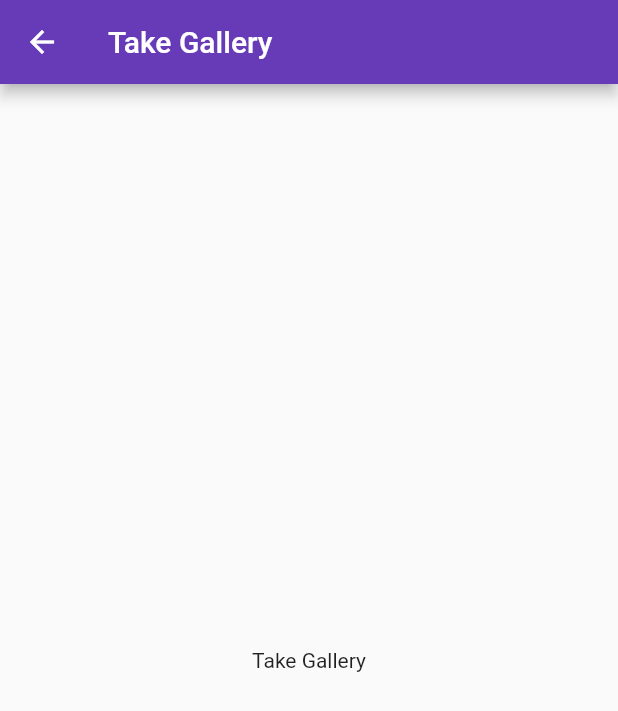
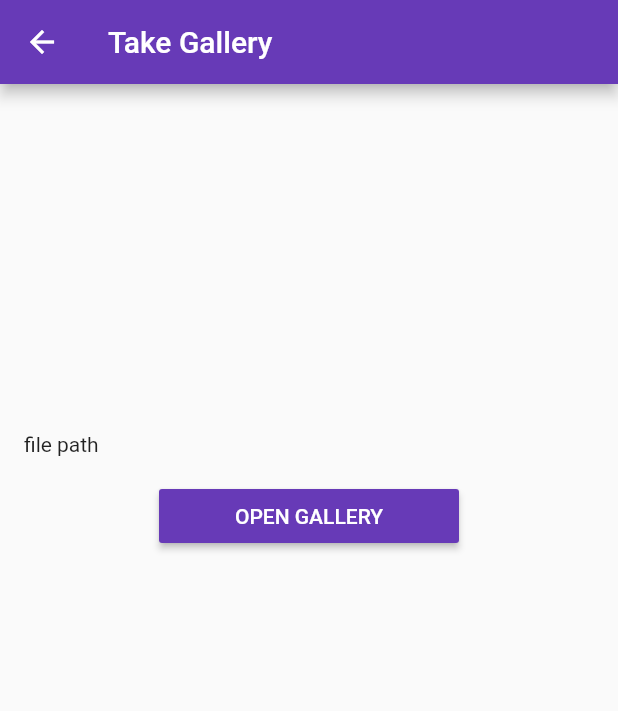
Before and after one commit to yoesuv/Flutter-Picker-Permission, a Flutter app: the TakeGalleryScreen screen opened by its route, on a phone screen of 412 x 824 dp. Shown: the top 711 px of the screen. Run offline on Flutter 3.47's test engine with Material 2 defaults, Android fonts, the phone set to English and light mode, and no system bars; our stand-ins replace equatable, flutter_bloc.

Commit message:
:art: ui take gallery

```diff
--- a/lib/src/module/gallery/bloc/take_gallery_bloc.dart
+++ b/lib/src/module/gallery/bloc/take_gallery_bloc.dart
@@ -3,5 +3,14 @@ import 'package:flutter_picker/src/module/gallery/event/take_gallery_event.dart'
 import 'package:flutter_picker/src/module/gallery/state/take_gallery_state.dart';
 
 class TakeGalleryBloc extends Bloc<TakeGalleryEvent, TakeGalleryState> {
-  TakeGalleryBloc() : super(const TakeGalleryState());
+  TakeGalleryBloc() : super(const TakeGalleryState()) {
+    on<TakeGalleryOpenEvent>(_openGallery);
+  }
+
+  void _openGallery(
+    TakeGalleryOpenEvent event,
+    Emitter<TakeGalleryState> emit,
+  ) {
+    print('TakeGalleryBloc # open gallery');
+  }
 }
--- a/lib/src/module/gallery/event/take_gallery_event.dart
+++ b/lib/src/module/gallery/event/take_gallery_event.dart
@@ -2,7 +2,7 @@ import 'package:equatable/equatable.dart';
 
 abstract class TakeGalleryEvent extends Equatable {}
 
-class TakeGalleryOpen extends TakeGalleryEvent {
+class TakeGalleryOpenEvent extends TakeGalleryEvent {
   @override
   List<Object?> get props => [];
 }
--- a/lib/src/module/gallery/screen/take_gallery_screen.dart
+++ b/lib/src/module/gallery/screen/take_gallery_screen.dart
@@ -1,6 +1,8 @@
 import 'package:flutter/material.dart';
 import 'package:flutter_bloc/flutter_bloc.dart';
 import 'package:flutter_picker/src/module/gallery/bloc/take_gallery_bloc.dart';
+import 'package:flutter_picker/src/module/gallery/event/take_gallery_event.dart';
+import 'package:flutter_picker/src/widgets/my_button.dart';
 
 class TakeGalleryScreen extends StatefulWidget {
   static const routeName = 'take_gallery';
@@ -27,8 +29,43 @@ class _TakeGalleryScreenState extends State<TakeGalleryScreen> {
       appBar: AppBar(
         title: const Text('Take Gallery'),
       ),
-      body: Center(
-        child: Text('Take Gallery'),
+      body: SafeArea(
+        child: Padding(
+          padding: const EdgeInsets.all(16),
+          child: Column(
+            mainAxisSize: MainAxisSize.min,
+            crossAxisAlignment: CrossAxisAlignment.start,
+            children: [
+              _buildImage(),
+              const SizedBox(height: 16),
+              _buildTextPath(),
+              const SizedBox(height: 16),
+              _buildButton(),
+            ],
+          ),
+        ),
+      ),
+    );
+  }
+
+  Widget _buildImage() {
+    return SizedBox(
+      width: MediaQuery.of(context).size.width,
+      height: 200,
+    );
+  }
+
+  Widget _buildTextPath() {
+    return Text('file path');
+  }
+
+  Widget _buildButton() {
+    return Center(
+      child: MyButton(
+        title: 'OPEN GALLERY',
+        onPressed: () {
+          _bloc.add(TakeGalleryOpenEvent());
+        },
       ),
     );
   }
```
